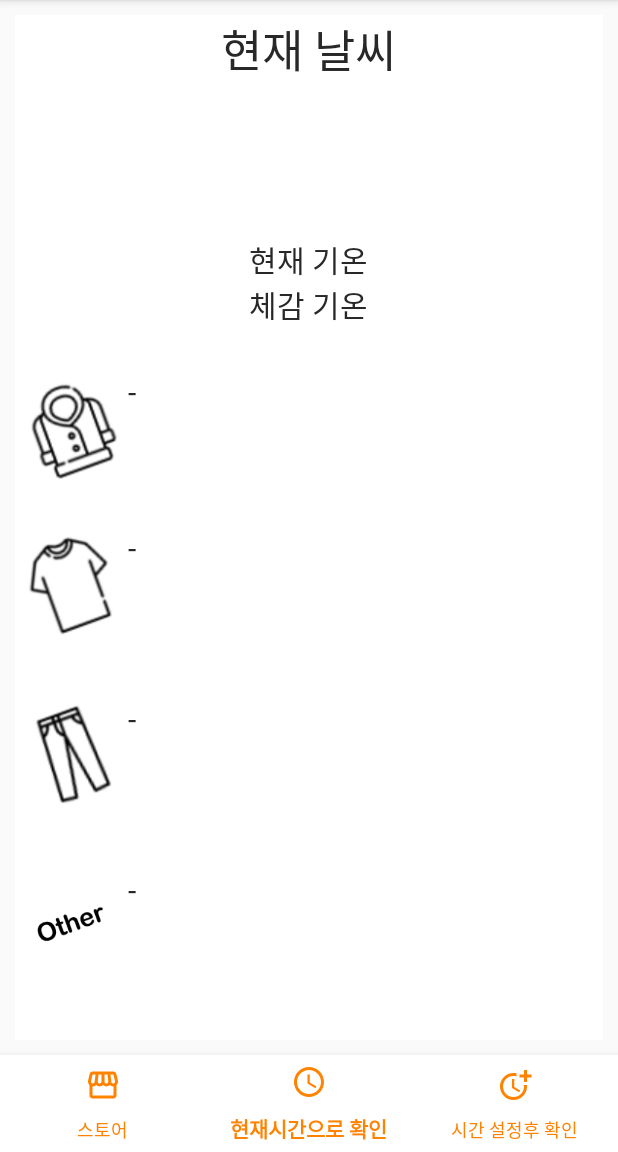
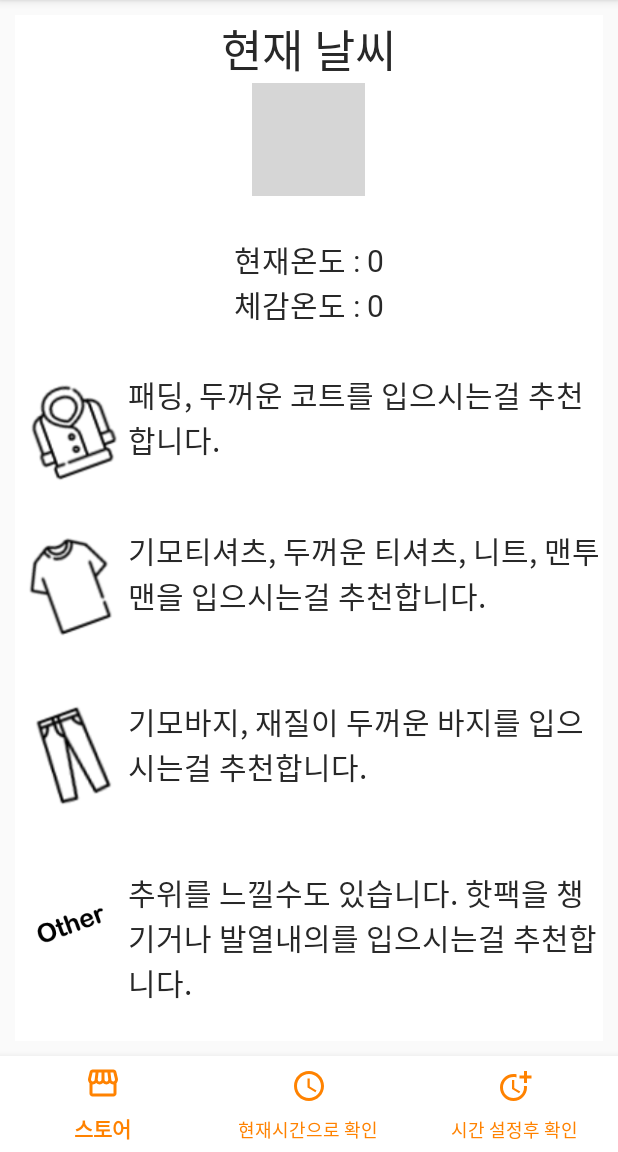
Before and after one commit to yonggun1996/WeatherCloset-v2-, an Android app: the fragment BottomnavFragment2 placed in its activity, item 2 of the bottom bar chosen, on a phone screen of 412 x 824 dp, the part 84-1236 px from its top. Run offline under Robolectric (Android 15) with nearby library versions, the phone set to English and light mode, and no system bars; our stand-ins replace Volley; pictures from the network do not load; 2 statements that could not run were skipped; grey boxes are pictures that could not be loaded.

Commit message:
2020/05/29
BottomnavMain에서 json 데이터를 받아와 각각의 프래그먼트에 전달을 하게끔 바꾸는 과정입니다.

이번에는 fragment2에 아이콘코드, 현재 기온, 체감 기온을 넘겨주면서 데이터를 설정하게끔 했습니다.

또한 데이터를 불러오기 전 까지는 어떠한 프래그먼트도 이동할 수 없습니다.

```diff
--- a/app/src/main/AndroidManifest.xml
+++ b/app/src/main/AndroidManifest.xml
@@ -37,13 +37,7 @@
             android:name="com.google.android.geo.API_KEY"
             android:value="@string/google_maps_key" />
 
-        <activity
-            android:name=".MapsActivity"
-            android:label="@string/title_activity_maps" />
-        <activity android:name=".MainActivity"></activity>
         <activity android:name=".WeatherActivity"></activity>
-        <activity android:name=".NowWeatherActivity"></activity>
-        <activity android:name=".FragmentActivity"></activity>
         <activity android:name=".SplashActivity">
             <intent-filter>
                 <action android:name="android.intent.action.MAIN" />
--- a/app/src/main/java/com/example/example2/BottomnavFragment2.kt
+++ b/app/src/main/java/com/example/example2/BottomnavFragment2.kt
@@ -44,7 +44,10 @@ class BottomnavFragment2 : Fragment() {
     private var flag_temp = 0
     private lateinit var thiscontext : Context
     private lateinit var thisactivity : Activity
-    var settingimage = true//이 프래그먼트에서 날씨 아이콘이 로드가 됐는지 안됐는지 확인하는 변수
+    private var now_temp = 0.0
+    private var now_feelliek = 0.0
+    private var image_code = ""
+    //var settingimage = true//이 프래그먼트에서 날씨 아이콘이 로드가 됐는지 안됐는지 확인하는 변수
 
     override fun onAttach(context: Context) {
         thiscontext = context
@@ -62,12 +65,13 @@ class BottomnavFragment2 : Fragment() {
             param2 = it.getString(ARG_PARAM2)
 
             //번들로 넘겼던 객체를 가져오는 방법
-            var latitude = it.getDouble("latitude")
-            var longitude = it.getDouble("longitude")
-            Log.d("Bottomnav2","받아온 결과 -> 위도 : ${latitude} / 경도 : ${longitude}")
+            //var latitude = it.getDouble("latitude")
+            //var longitude = it.getDouble("longitude")
+            //Log.d("Bottomnav2","받아온 결과 -> 위도 : ${latitude} / 경도 : ${longitude}")
 
-            this.latitude = latitude
-            this.longitude = longitude
+            this.now_temp = it.getDouble("now_Temp")
+            this.now_feelliek = it.getDouble("now_feellike")
+            this.image_code = it.getString("now_imageCode")!!
         }
     }
 
@@ -77,46 +81,27 @@ class BottomnavFragment2 : Fragment() {
     ): View? {
         // Inflate the layout for this fragment
         //위치 권한 설정
-        settingimage = false//프래그먼트를 생성할 때에는 이미지가 생성이 안됐기 때문에 false로 한다
+        //settingimage = false//프래그먼트를 생성할 때에는 이미지가 생성이 안됐기 때문에 false로 한다
         Log.d("BottomnavFragment2", "위도 : ${latitude}/ 경도 : ${longitude}")
         return inflater.inflate(R.layout.fragment_bottomnav2, container, false)
     }
 
     override fun onActivityCreated(savedInstanceState: Bundle?) {//ui에 관한 작업을 하는 코드
-        val url = "https://api.openweathermap.org/data/2.5/onecall?lat=${latitude}&lon=${longitude}&exclude=24,daily=2&appid=APPKEY&units=metric"
-        requestQueue = Volley.newRequestQueue(context);
 
-        val jsonObjectRequest = JsonObjectRequest(Request.Method.GET, url, null,
+        set_image(image_code)//이미지 설정
+        now_temp_tv.setText("현재온도 : ${Math.round(now_temp)}")//현재 온도 설정
+        feels_like_tv.setText("체감온도 : ${Math.round(now_feelliek)}")//체감 온도 설정
 
-            Response.Listener { response ->
-                val jsonObject = response.getJSONObject("current")//current object를 불러온다
-                val temp = jsonObject["temp"].toString()//현재 기온
-                val feels_like = jsonObject["feels_like"].toString()//체감기온
+        val now_weather_str = set_nowWeather(image_code)
+        now_weather.setText(now_weather_str)
 
-                var current_weather_Array = jsonObject.getJSONArray("weather")//current object에 있는 weather 배열을 가져온다
-                var current_weather_Object = current_weather_Array.getJSONObject(0)//weather배열의 id를 가져오는 코드
-                var icon_code = current_weather_Object.getString("icon")//현재 날씨에 대한 이미지 아이콘 코드
+        flag_temp = Math.round(now_temp).toInt()
 
-                set_image(icon_code)//이미지 설정
-                now_temp_tv.setText("현재온도 : ${Math.round(temp.toDouble())}")//현재 온도 설정
-                feels_like_tv.setText("체감온도 : ${Math.round(feels_like.toDouble())}")//체감 온도 설정
+        set_outer()
+        set_shirt()
+        set_pants()
+        set_other()
 
-                val now_weather_str = set_nowWeather(icon_code)
-                now_weather.setText(now_weather_str)
-
-                flag_temp = Math.round(temp.toDouble()).toInt()
-
-                set_outer()
-                set_shirt()
-                set_pants()
-                set_other()
-            },
-            Response.ErrorListener {
-                settingimage = true
-                Toast.makeText(context,"데이터를 호출하는데 실패했습니다.",Toast.LENGTH_SHORT).show()
-            }
-        )
-        requestQueue.add(jsonObjectRequest)
         super.onActivityCreated(savedInstanceState)
     }
 
@@ -136,7 +121,7 @@ class BottomnavFragment2 : Fragment() {
         }catch (e: NullPointerException){//이미지가 설정도 안됐는데 넘기려고 한다면 토스트메세지를 띄운다
             Toast.makeText(thiscontext,"이미지를 로딩중입니다...",Toast.LENGTH_SHORT).show()
         }
-        settingimage = true//이미지를 설정하면 settingimage변수를 true로 변환한다
+        //settingimage = true//이미지를 설정하면 settingimage변수를 true로 변환한다
 
     }
 
--- a/app/src/main/java/com/example/example2/BottomnavFragment3_1.kt
+++ b/app/src/main/java/com/example/example2/BottomnavFragment3_1.kt
@@ -81,7 +81,7 @@ class BottomnavFragment3_1 : Fragment() {
     }
 
     override fun onActivityCreated(savedInstanceState: Bundle?) {
-        url = "https://api.openweathermap.org/data/2.5/onecall?lat=${latitude}&lon=${longitude}&exclude=24,daily=2&appid=APPKEY&units=metric"
+        url = "https://api.openweathermap.org/data/2.5/onecall?lat=${latitude}&lon=${longitude}&exclude=24,daily=2&appid=APPEKY&units=metric"
         requestQueue = Volley.newRequestQueue(context)
         val jsonObjectRequest = JsonObjectRequest(
             Request.Method.GET,url,null,
--- a/app/src/main/java/com/example/example2/BottomnavMain.kt
+++ b/app/src/main/java/com/example/example2/BottomnavMain.kt
@@ -1,6 +1,7 @@
 package com.example.example2
 
 import android.Manifest
+import android.app.ProgressDialog
 import android.content.Context
 import android.content.Intent
 import android.content.pm.PackageManager
@@ -9,13 +10,17 @@ import androidx.appcompat.app.AppCompatActivity
 import android.os.Bundle
 import android.util.Log
 import android.view.MenuItem
+import android.view.View
 import android.widget.Toast
 import androidx.core.app.ActivityCompat
 import androidx.core.content.ContextCompat
 import androidx.fragment.app.replace
 import com.google.android.gms.location.LocationServices
 import com.google.android.material.bottomnavigation.BottomNavigationView
+import com.google.gson.Gson
 import kotlinx.android.synthetic.main.activity_bottomnavigation.*
+import okhttp3.*
+import java.io.IOException
 
 class BottomnavMain : AppCompatActivity(), BottomNavigationView.OnNavigationItemSelectedListener{
 
@@ -24,11 +29,15 @@ class BottomnavMain : AppCompatActivity(), BottomNavigationView.OnNavigationItem
     private lateinit var setting_searchFragment : BottomnavFragment3
     private lateinit var confilm_weatherFragment : BottomnavFragment3_1
     private val REQUEST_CODE_LOCATION = 2
-    private var flag = false
     private var latitude = 0.0
     private var longitude = 0.0
     private var now_item = 0
+    private var getjson = false
+    private var parseData_String = ""
     var fragment3_date_time_List : ArrayList<Long> = ArrayList<Long>()
+    var now_temp = 0.0//현재 기온
+    var now_feellike = 0.0//현재 체감기온
+    var now_imageCode = ""//이미지코드
     val TAG = "BottomnavMain"
     var bnf2 = BottomnavFragment2()//BottomnavFragment2 프래그먼트로 넘기기 위해 변수 선언
 
@@ -43,14 +52,53 @@ class BottomnavMain : AppCompatActivity(), BottomNavigationView.OnNavigationItem
         longitude = i.extras?.getDouble("longitude",0.0)!!//인텐트로 경도 얻어옴
         println("스플래시에서 넘겨받음 / 위도 : ${latitude} / 경도 : ${longitude}")
 
+        //프로그래스 실행
+        progressbar.visibility = View.INVISIBLE
+        //프로그래스가 실행되는 동안 프래그먼트를 연결할 수 없다
+        //json 데이터 얻어오기(메서드를 만들고 응답받으면 메서드 내에서 다이얼로그 종료)
+        //json 데이터 얻어오면 다이얼로그 종료
+        //이 두가지가 동시에 실행되어야 한다
+
+        weather_jsonparse()
+        println("메인에서 json 파일을 얻어온 결과 : ${parseData_String}")
+
         bottomnavigation.setOnNavigationItemSelectedListener(this)
 
         storeFragment = BottomnavFragment1.newInstance()
         supportFragmentManager.beginTransaction().add(R.id.bottomnav_framelayout, storeFragment).commit()
     }
 
+    private fun weather_jsonparse(){
+        var weather_url = "https://api.openweathermap.org/data/2.5/onecall?lat=${latitude}&lon=${longitude}&exclude=24,daily=2&appid=APPEKY&units=metric"
+        val client = OkHttpClient()
+        val request = Request.Builder().url(weather_url).build()
+
+        client.newCall(request).enqueue(object  : Callback{
+            override fun onFailure(call: Call, e: IOException) {
+                //스레드가 달라서 그런지 context 불러들이는데 애를 먹는다 구글링 해보자
+                //Toast.makeText(this,"데이터를 부르는 중입니다...",Toast.LENGTH_SHORT).show()
+            }
+
+            override fun onResponse(call: Call, response: Response) {
+                parseData_String = response?.body?.string()!!
+                println("데이터 얻어온 결과 : ${parseData_String}")
+                getjson = true
+                progressbar.visibility = View.INVISIBLE
+
+                var weatherParse = Gson().fromJson(parseData_String,WeatherParse::class.java)
+                now_temp = weatherParse.current!!.temp
+                now_feellike = weatherParse.current!!.feels_like
+                //now_imageCode = weatherParse.current!!.weather[3].toString() -> 잘못된 방식
+
+                var now_weather_Array = weatherParse.current!!.weather//current 파라미터에서 리스트로 선언
+                now_imageCode = now_weather_Array[0].icon//그 리스트를 가져오면 weatherList를 받아와 이미지 코드를 얻게 된다
+                print("이미지 코드 : ${now_imageCode}")
+            }
+       })
+    }
+
     fun viewConfilmWeather(list : ArrayList<Long>){//설정한 날씨를 확인하게끔 해주는 메서드 , Activity에서 요청을 해서 띄우게끔 한다
-        var bnf3_1 = BottomnavFragment3_1()//BottomnavFragment2 프래그먼트로 넘기기 위해 변수 선언
+        var bnf3_1 = BottomnavFragment3_1()//BottomnavFragment3_1 프래그먼트로 넘기기 위해 변수 선언
         var bundle = Bundle()//프래그먼트는 Bundle로 데이터를 주고 받아야 해서 Bundle 객체 선언
         bundle.putDouble("latitude",latitude)//bundle로 데이터를 저장하는 방법, "latitude"는 키가 되고 기존에 구했던 위도를 저장한다 마찬가질 아래는 경도를 저정한다
         bundle.putDouble("longitude",longitude)
@@ -66,7 +114,7 @@ class BottomnavMain : AppCompatActivity(), BottomNavigationView.OnNavigationItem
     }
 
     override fun onNavigationItemSelected(item: MenuItem): Boolean {
-        if(bnf2.settingimage){//Bottomnavigation2에서 이미지를 설정했다면 다른 프래그먼트로 이동하게끔 설정
+        if(getjson){//아직 json데이터를 읽지 못했다면 프래그먼트를 붙일 수 없다
             when(item.itemId){
                 R.id.store ->{
                     storeFragment = BottomnavFragment1.newInstance()
@@ -76,8 +124,9 @@ class BottomnavMain : AppCompatActivity(), BottomNavigationView.OnNavigationItem
                     now_searchFragment = BottomnavFragment2.newInstance()
 
                     var bundle = Bundle()//프래그먼트는 Bundle로 데이터를 주고 받아야 해서 Bundle 객체 선언
-                    bundle.putDouble("latitude",latitude)//bundle로 데이터를 저장하는 방법, "latitude"는 키가 되고 기존에 구했던 위도를 저장한다 마찬가질 아래는 경도를 저정한다
-                    bundle.putDouble("longitude",longitude)
+                    bundle.putDouble("now_Temp",now_temp)//bundle로 데이터를 저장하는 방법, "latitude"는 키가 되고 기존에 구했던 위도를 저장한다 마찬가질 아래는 경도를 저정한다
+                    bundle.putDouble("now_feellike",now_feellike)
+                    bundle.putString("now_imageCode", now_imageCode)
 
                     bnf2.arguments = bundle
 
@@ -108,8 +157,8 @@ class BottomnavMain : AppCompatActivity(), BottomNavigationView.OnNavigationItem
 
             }
             return true
-        }else{//이미지 설정이 안된경우
-            Toast.makeText(this,"이미지 로딩중입니다...",Toast.LENGTH_SHORT).show()
+        }else{//json데이터를 아직 불러오지 않았을 경우
+            Toast.makeText(this,"데이터를 부르는 중입니다...",Toast.LENGTH_SHORT).show()
             return false
         }
     }
--- a/app/src/main/java/com/example/example2/SplashActivity.kt
+++ b/app/src/main/java/com/example/example2/SplashActivity.kt
@@ -20,7 +20,6 @@ import com.google.android.gms.location.LocationServices
 class SplashActivity: AppCompatActivity() {
 
     private val REQUEST_CODE_LOCATION = 2
-    val SPLASH_TIME : Long = 1500
     var latitude : Double = 0.0
     var longitude : Double = 0.0
     var flag = false
--- a/app/src/main/res/layout/activity_bottomnavigation.xml
+++ b/app/src/main/res/layout/activity_bottomnavigation.xml
@@ -1,16 +1,32 @@
 <?xml version="1.0" encoding="utf-8"?>
-<LinearLayout xmlns:android="http://schemas.android.com/apk/res/android"
+<androidx.constraintlayout.widget.ConstraintLayout xmlns:android="http://schemas.android.com/apk/res/android"
     xmlns:tools="http://schemas.android.com/tools"
     android:layout_width="match_parent"
     android:layout_height="match_parent"
-    xmlns:app="http://schemas.android.com/apk/res-auto"
+    xmlns:app="http://schemas.android.com/apk/res-auto">
+
+    <ProgressBar
+        android:id="@+id/progressbar"
+        android:layout_width="wrap_content"
+        android:layout_height="wrap_content"
+        app:layout_constraintBottom_toBottomOf="parent"
+        app:layout_constraintEnd_toEndOf="parent"
+        app:layout_constraintStart_toStartOf="parent"
+        app:layout_constraintTop_toTopOf="parent"
+        tools:ignore="MissingConstraints" />
+
+        <LinearLayout
+            android:layout_width="match_parent"
+            android:layout_height="match_parent"
             android:orientation="vertical">
 
             <FrameLayout
                 android:id="@+id/bottomnav_framelayout"
                 android:layout_width="match_parent"
                 android:layout_height="wrap_content"
-        android:layout_weight="9.5"></FrameLayout>
+                android:layout_weight="9.5" >
+
+            </FrameLayout>
 
             <com.google.android.material.bottomnavigation.BottomNavigationView
                 android:id="@+id/bottomnavigation"
@@ -23,3 +39,5 @@
                 app:menu="@menu/navigation_action"></com.google.android.material.bottomnavigation.BottomNavigationView>
 
         </LinearLayout>
+
+</androidx.constraintlayout.widget.ConstraintLayout>
```
Also changed, not shown: app/src/main/java/com/example/example2/WeatherParse.kt (+7 -1 lines). Lines whose indentation alone changed are shown as unchanged.
